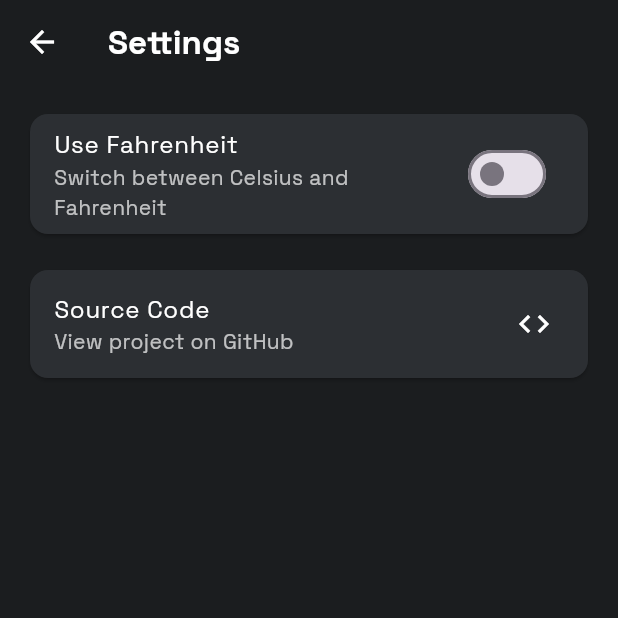
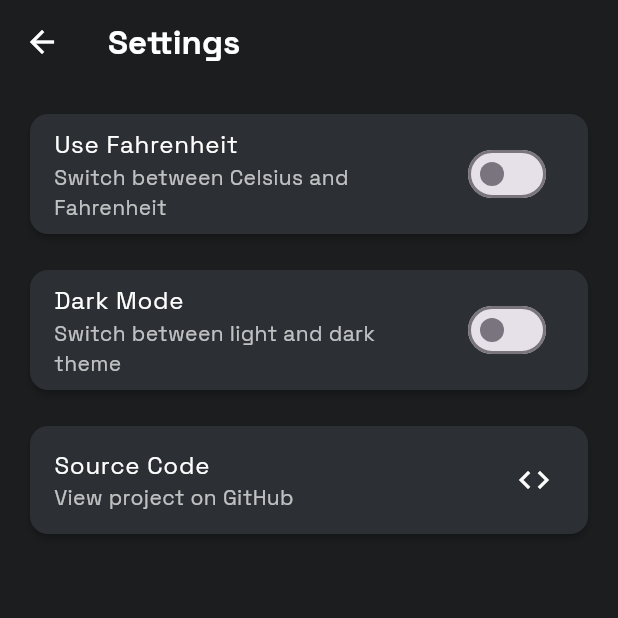
Before and after one commit to Dukeazeta/weatherkoko, a Flutter app: the SettingsScreen screen opened directly, on a phone screen of 412 x 824 dp, the top half of it. Run offline on Flutter 3.47's test engine with Material 3 defaults, Android fonts, the phone set to English and light mode, and no system bars; our stand-ins replace equatable, flutter_bloc, geolocator, google_fonts, lottie, package_info_plus and 1 more; accounts and stored records are empty.

Commit message:
modified:   lib/main.dart 	new file:   lib/providers/theme_provider.dart 	modified:   lib/screens/settings_screen.dart 	modified:   pubspec.lock 	modified:   pubspec.yaml

```diff
--- /dev/null
+++ b/lib/providers/theme_provider.dart
@@ -0,0 +1,69 @@
+import 'package:flutter/material.dart';
+import 'package:shared_preferences/shared_preferences.dart';
+import 'package:google_fonts/google_fonts.dart';
+
+class ThemeProvider with ChangeNotifier {
+  static const String _themeKey = 'theme_mode';
+  late SharedPreferences _prefs;
+  bool _isDarkMode = false;
+
+  ThemeProvider() {
+    _loadTheme();
+  }
+
+  bool get isDarkMode => _isDarkMode;
+
+  Future<void> _loadTheme() async {
+    _prefs = await SharedPreferences.getInstance();
+    _isDarkMode = _prefs.getBool(_themeKey) ?? false;
+    notifyListeners();
+  }
+
+  Future<void> toggleTheme() async {
+    _isDarkMode = !_isDarkMode;
+    await _prefs.setBool(_themeKey, _isDarkMode);
+    notifyListeners();
+  }
+
+  ThemeData get theme => _isDarkMode ? darkTheme : lightTheme;
+
+  static final lightTheme = ThemeData(
+    brightness: Brightness.light,
+    primarySwatch: Colors.blue,
+    scaffoldBackgroundColor: Colors.white,
+    appBarTheme: const AppBarTheme(
+      backgroundColor: Colors.transparent,
+      elevation: 0,
+      iconTheme: IconThemeData(color: Colors.black),
+    ),
+    cardTheme: CardTheme(
+      color: Colors.white,
+      elevation: 2,
+      shape: RoundedRectangleBorder(
+        borderRadius: BorderRadius.circular(12),
+      ),
+    ),
+    textTheme: GoogleFonts.spaceGroteskTextTheme(),
+  );
+
+  static final darkTheme = ThemeData(
+    brightness: Brightness.dark,
+    primarySwatch: Colors.blue,
+    scaffoldBackgroundColor: const Color(0xFF1B1D1F),
+    appBarTheme: const AppBarTheme(
+      backgroundColor: Colors.transparent,
+      elevation: 0,
+      iconTheme: IconThemeData(color: Colors.white),
+    ),
+    cardTheme: CardTheme(
+      color: const Color(0xFF2C2F33),
+      elevation: 2,
+      shape: RoundedRectangleBorder(
+        borderRadius: BorderRadius.circular(12),
+      ),
+    ),
+    textTheme: GoogleFonts.spaceGroteskTextTheme(
+      ThemeData.dark().textTheme,
+    ),
+  );
+}
--- a/lib/screens/settings_screen.dart
+++ b/lib/screens/settings_screen.dart
@@ -8,6 +8,8 @@ import '../bloc/settings_bloc.dart';
 import '../bloc/settings_event.dart';
 import '../bloc/weather_bloc.dart';
 import '../bloc/weather_event.dart';
+import 'package:provider/provider.dart';
+import '../providers/theme_provider.dart';
 
 class SettingsScreen extends StatefulWidget {
   const SettingsScreen({super.key});
@@ -92,6 +94,25 @@ class _SettingsScreenState extends State<SettingsScreen> {
                 const SizedBox(height: 16),
                 Card(
                   color: const Color(0xFF2C2F33),
+                  child: Consumer<ThemeProvider>(
+                    builder: (context, themeProvider, child) => SwitchListTile(
+                      title: Text(
+                        'Dark Mode',
+                        style: GoogleFonts.spaceGrotesk(color: Colors.white),
+                      ),
+                      subtitle: Text(
+                        'Switch between light and dark theme',
+                        style: GoogleFonts.spaceGrotesk(color: Colors.white70),
+                      ),
+                      value: themeProvider.isDarkMode,
+                      onChanged: (_) => themeProvider.toggleTheme(),
+                      activeColor: Colors.blueAccent,
+                    ),
+                  ),
+                ),
+                const SizedBox(height: 16),
+                Card(
+                  color: const Color(0xFF2C2F33),
                   child: ListTile(
                     title: Text(
                       'Source Code',
--- a/pubspec.yaml
+++ b/pubspec.yaml
@@ -47,6 +47,7 @@ dependencies:
   shared_preferences: ^2.2.2
   dio: ^5.4.0
   path_provider: ^2.1.1
+  provider: ^6.1.1
 
 dev_dependencies:
   flutter_test:
```
Also changed, not shown: lib/main.dart (+14 -8 lines), pubspec.lock.
